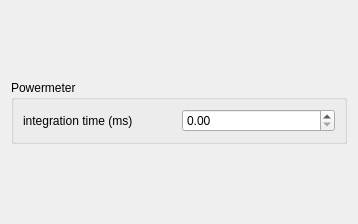
Old version of the form gui_design/powermeter.ui in the repository baukekooger/XY_Measurement.
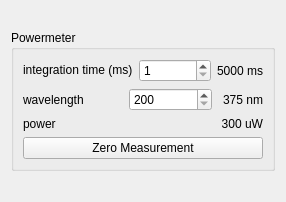
New version of the form.

Commit message: started making changes to accomodate emission measurements

Patch:
```diff
--- a/gui_design/powermeter.ui
+++ b/gui_design/powermeter.ui
@@ -6,14 +6,20 @@
    <rect>
     <x>0</x>
     <y>0</y>
-    <width>358</width>
-    <height>224</height>
+    <width>286</width>
+    <height>202</height>
    </rect>
   </property>
+  <property name="sizePolicy">
+   <sizepolicy hsizetype="Preferred" vsizetype="Fixed">
+    <horstretch>0</horstretch>
+    <verstretch>0</verstretch>
+   </sizepolicy>
+  </property>
   <property name="windowTitle">
    <string>Form</string>
   </property>
-  <layout class="QGridLayout" name="gridLayout">
+  <layout class="QGridLayout" name="gridLayout_2">
    <item row="0" column="0">
     <widget class="QGroupBox" name="groupBox_powermeter">
      <property name="sizePolicy">
@@ -25,27 +31,154 @@
      <property name="title">
       <string>Powermeter</string>
      </property>
-     <layout class="QGridLayout" name="gridLayout_2">
+     <layout class="QGridLayout" name="gridLayout">
       <item row="0" column="0">
        <layout class="QHBoxLayout" name="horizontalLayout">
         <item>
          <widget class="QLabel" name="label_integrationtime">
           <property name="sizePolicy">
-           <sizepolicy hsizetype="Preferred" vsizetype="Preferred">
+           <sizepolicy hsizetype="Fixed" vsizetype="Fixed">
             <horstretch>0</horstretch>
             <verstretch>0</verstretch>
            </sizepolicy>
           </property>
+          <property name="minimumSize">
+           <size>
+            <width>100</width>
+            <height>0</height>
+           </size>
+          </property>
           <property name="text">
            <string>integration time (ms)</string>
           </property>
          </widget>
         </item>
         <item>
-         <widget class="QDoubleSpinBox" name="doubleSpinBox_integrationtime"/>
+         <widget class="QSpinBox" name="spinBox_integration_time">
+          <property name="minimum">
+           <number>1</number>
+          </property>
+          <property name="maximum">
+           <number>100000</number>
+          </property>
+         </widget>
         </item>
+        <item>
+         <widget class="QLabel" name="label_indicator_integration_time">
+          <property name="sizePolicy">
+           <sizepolicy hsizetype="Fixed" vsizetype="Preferred">
+            <horstretch>0</horstretch>
+            <verstretch>0</verstretch>
+           </sizepolicy>
+          </property>
+          <property name="minimumSize">
+           <size>
+            <width>45</width>
+            <height>0</height>
+           </size>
+          </property>
+          <property name="text">
+           <string>5000 ms</string>
+          </property>
+          <property name="alignment">
+           <set>Qt::AlignRight|Qt::AlignTrailing|Qt::AlignVCenter</set>
+          </property>
+         </widget>
+        </item>
        </layout>
       </item>
+      <item row="1" column="0">
+       <layout class="QHBoxLayout" name="horizontalLayout_2">
+        <item>
+         <widget class="QLabel" name="label_wavelength">
+          <property name="sizePolicy">
+           <sizepolicy hsizetype="Fixed" vsizetype="Preferred">
+            <horstretch>0</horstretch>
+            <verstretch>0</verstretch>
+           </sizepolicy>
+          </property>
+          <property name="minimumSize">
+           <size>
+            <width>100</width>
+            <height>0</height>
+           </size>
+          </property>
+          <property name="text">
+           <string>wavelength</string>
+          </property>
+         </widget>
+        </item>
+        <item>
+         <widget class="QSpinBox" name="spinBox_wavelength">
+          <property name="minimum">
+           <number>200</number>
+          </property>
+          <property name="maximum">
+           <number>1100</number>
+          </property>
+         </widget>
+        </item>
+        <item>
+         <widget class="QLabel" name="label_indicator_wavelength">
+          <property name="sizePolicy">
+           <sizepolicy hsizetype="Fixed" vsizetype="Preferred">
+            <horstretch>0</horstretch>
+            <verstretch>0</verstretch>
+           </sizepolicy>
+          </property>
+          <property name="minimumSize">
+           <size>
+            <width>45</width>
+            <height>0</height>
+           </size>
+          </property>
+          <property name="text">
+           <string>375 nm</string>
+          </property>
+          <property name="alignment">
+           <set>Qt::AlignRight|Qt::AlignTrailing|Qt::AlignVCenter</set>
+          </property>
+         </widget>
+        </item>
+       </layout>
+      </item>
+      <item row="2" column="0">
+       <layout class="QHBoxLayout" name="horizontalLayout_3">
+        <item>
+         <widget class="QLabel" name="label_power_title">
+          <property name="maximumSize">
+           <size>
+            <width>16777215</width>
+            <height>16777215</height>
+           </size>
+          </property>
+          <property name="text">
+           <string>power </string>
+          </property>
+          <property name="alignment">
+           <set>Qt::AlignLeading|Qt::AlignLeft|Qt::AlignVCenter</set>
+          </property>
+         </widget>
+        </item>
+        <item>
+         <widget class="QLabel" name="label_power_value_unit">
+          <property name="text">
+           <string>300 uW</string>
+          </property>
+          <property name="alignment">
+           <set>Qt::AlignRight|Qt::AlignTrailing|Qt::AlignVCenter</set>
+          </property>
+         </widget>
+        </item>
+       </layout>
+      </item>
+      <item row="3" column="0">
+       <widget class="QPushButton" name="pushButton_zero">
+        <property name="text">
+         <string>Zero Measurement</string>
+        </property>
+       </widget>
+      </item>
      </layout>
     </widget>
    </item>
```
Left out of the diff: 2 changed lines with no effect on the pictures. The commit also changes 42 other files.
